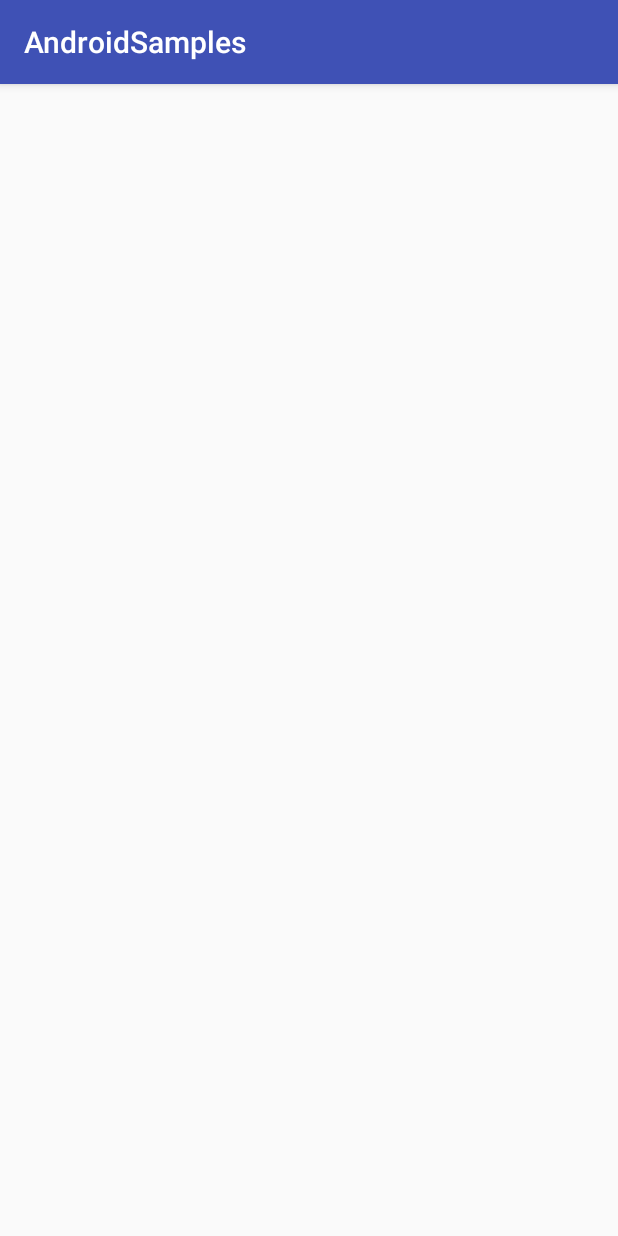
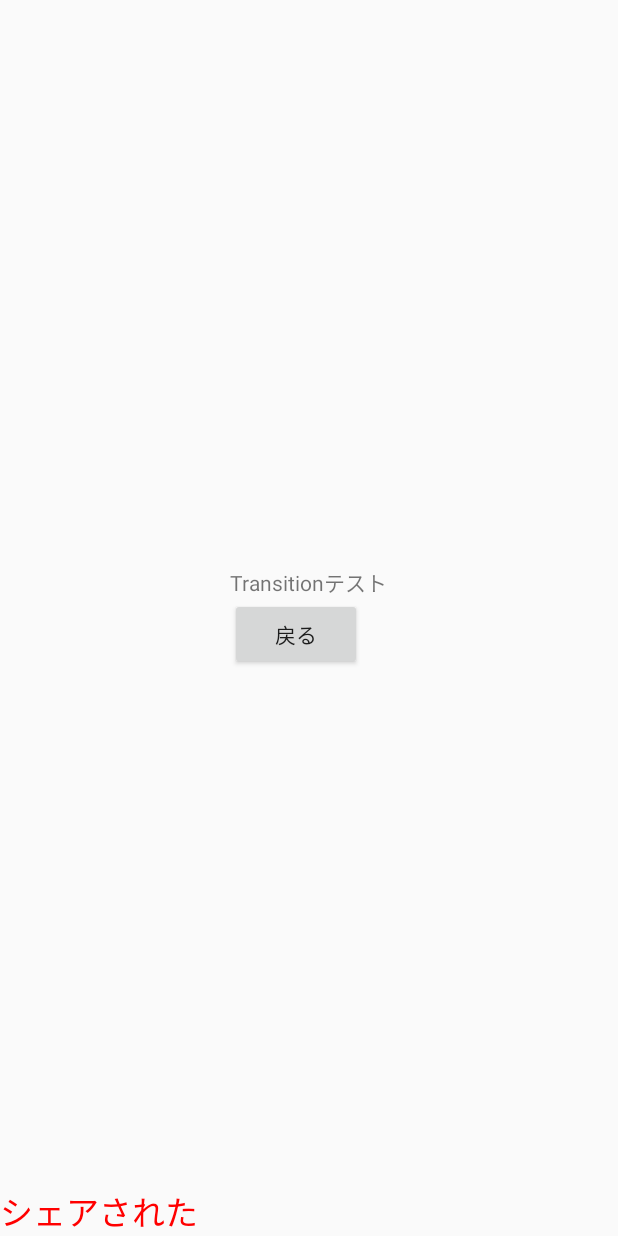
Before and after one commit to eda-ryo-kobayashi/AndroidSamples, an Android app: the ActivityTransitionTestOpenedActivity screen opened directly, with no data from a screen before it, on a phone screen of 412 x 824 dp. Run offline under Robolectric (Android 15) with nearby library versions, the phone set to English and light mode, and no system bars; our stand-ins replace data binding.

Commit message:
トランジションテスト追加

```diff
--- a/app/src/main/AndroidManifest.xml
+++ b/app/src/main/AndroidManifest.xml
@@ -47,9 +47,9 @@
         <activity android:name=".RevealAnimationShowActivity" android:theme="@style/TransparentTheme"/>
         <activity android:name=".MusicPlayerActivity"/>
         <activity android:name=".ActivityTransitionTestActivity"
-                  android:theme="@style/AppTheme.TransitionTest"/>
+                  android:theme="@style/TransitionTheme.Test"/>
         <activity android:name=".ActivityTransitionTestOpenedActivity"
-                  android:theme="@style/AppTheme.TransitionTestOpened"/>
+                  android:theme="@style/TransitionTheme.TestOpened"/>
 
         <service android:name=".customtabs.KeepAliveService"/>
 
--- a/app/src/main/java/com/eda/androidsamples/ActivityTransitionTestActivity.kt
+++ b/app/src/main/java/com/eda/androidsamples/ActivityTransitionTestActivity.kt
@@ -1,7 +1,10 @@
 package com.eda.androidsamples
 
+import android.content.Intent
 import android.databinding.DataBindingUtil
 import android.os.Bundle
+import android.support.v4.app.ActivityOptionsCompat
+import android.support.v4.view.ViewCompat
 import android.support.v7.app.AppCompatActivity
 import com.eda.androidsamples.databinding.ActivityActivityTransitionTestBinding
 
@@ -18,5 +21,15 @@ class ActivityTransitionTestActivity : AppCompatActivity() {
     override fun onCreate(savedInstanceState: Bundle?) {
         super.onCreate(savedInstanceState)
         binding = DataBindingUtil.setContentView(this, R.layout.activity_activity_transition_test)
+
+        binding.start.setOnClickListener {
+            val intent = Intent(this, ActivityTransitionTestOpenedActivity::class.java)
+            val options = ActivityOptionsCompat.makeSceneTransitionAnimation(this,
+                binding.sharedText, ViewCompat.getTransitionName(binding.sharedText)
+//                Pair(binding.sharedText, ViewCompat.getTransitionName(binding.sharedText)),
+//                Pair(binding.sharedText, ViewCompat.getTransitionName(binding.sharedText))
+            )
+            startActivity(intent, options.toBundle())
+        }
     }
 }
--- a/app/src/main/java/com/eda/androidsamples/ActivityTransitionTestOpenedActivity.kt
+++ b/app/src/main/java/com/eda/androidsamples/ActivityTransitionTestOpenedActivity.kt
@@ -2,6 +2,7 @@ package com.eda.androidsamples
 
 import android.databinding.DataBindingUtil
 import android.os.Bundle
+import android.support.v4.app.ActivityCompat
 import android.support.v7.app.AppCompatActivity
 import com.eda.androidsamples.databinding.ActivityActivityTransitionTestOpenedBinding
 
@@ -17,6 +18,14 @@ class ActivityTransitionTestOpenedActivity : AppCompatActivity() {
 
     override fun onCreate(savedInstanceState: Bundle?) {
         super.onCreate(savedInstanceState)
-        binding = DataBindingUtil.setContentView(this, R.layout.activity_activity_transition_test)
+        binding = DataBindingUtil.setContentView(this, R.layout.activity_activity_transition_test_opened)
+
+        binding.back.setOnClickListener {
+            ActivityCompat.finishAfterTransition(this)
+        }
     }
+
+//    override fun finish() {
+//        supportFinishAfterTransition()
+//    }
 }
--- a/app/src/main/res/layout/activity_activity_transition_test.xml
+++ b/app/src/main/res/layout/activity_activity_transition_test.xml
@@ -7,6 +7,24 @@
         android:layout_width="match_parent"
         android:layout_height="match_parent">
 
+        <TextView
+            android:layout_width="wrap_content"
+            android:layout_height="wrap_content"
+            android:text="Transitionテスト"/>
+
+        <TextView
+            android:id="@+id/shared_text"
+            android:layout_width="wrap_content"
+            android:layout_height="wrap_content"
+            android:text="シェアされるテキスト"
+            android:transitionName="@string/transition_shared_text"/>
+
+        <Button
+            android:id="@+id/start"
+            android:layout_width="wrap_content"
+            android:layout_height="wrap_content"
+            android:text="アニメーション開始"/>
+
     </LinearLayout>
 
 </layout>
--- a/app/src/main/res/layout/activity_activity_transition_test_opened.xml
+++ b/app/src/main/res/layout/activity_activity_transition_test_opened.xml
@@ -2,11 +2,41 @@
 <layout
     xmlns:android="http://schemas.android.com/apk/res/android">
 
-    <LinearLayout
-        android:orientation="vertical"
+    <RelativeLayout
         android:layout_width="match_parent"
         android:layout_height="match_parent">
 
-    </LinearLayout>
+        <TextView
+            android:id="@+id/shared_text"
+            android:layout_width="wrap_content"
+            android:layout_height="wrap_content"
+            android:textSize="22dp"
+            android:text="シェアされた"
+            android:textColor="#F00"
+            android:transitionName="@string/transition_shared_text"
+            android:layout_alignParentBottom="true"/>
+
+        <LinearLayout
+            android:orientation="vertical"
+            android:layout_width="wrap_content"
+            android:layout_height="wrap_content"
+            android:layout_centerInParent="true"
+            android:transitionGroup="true">
+
+            <TextView
+                android:id="@+id/title"
+                android:layout_width="wrap_content"
+                android:layout_height="wrap_content"
+                android:text="Transitionテスト"/>
+
+            <Button
+                android:id="@+id/back"
+                android:layout_width="wrap_content"
+                android:layout_height="wrap_content"
+                android:text="戻る"/>
+
+        </LinearLayout>
+
+    </RelativeLayout>
 
 </layout>
--- a/app/src/main/res/transition/opened_enter_transition.xml
+++ b/app/src/main/res/transition/opened_enter_transition.xml
@@ -1,4 +1,16 @@
 <?xml version="1.0" encoding="utf-8"?>
-<transitionSet xmlns:android="http://schemas.android.com/apk/res/android">
+<transitionSet xmlns:android="http://schemas.android.com/apk/res/android"
+    android:duration="@integer/transition_duration">
+
+    <fade>
+        <targets>
+            <target android:targetId="@+id/title"/>
+        </targets>
+    </fade>
+    <slide android:slideEdge="bottom">
+        <targets>
+            <target android:targetId="@+id/back"/>
+        </targets>
+    </slide>
 
 </transitionSet>
--- a/app/src/main/res/transition/opened_return_transition.xml
+++ b/app/src/main/res/transition/opened_return_transition.xml
@@ -1,4 +1,16 @@
 <?xml version="1.0" encoding="utf-8"?>
-<transitionSet xmlns:android="http://schemas.android.com/apk/res/android">
+<transitionSet xmlns:android="http://schemas.android.com/apk/res/android"
+               android:duration="@integer/transition_duration">
+
+    <fade>
+        <targets>
+            <target android:targetId="@+id/title"/>
+        </targets>
+    </fade>
+    <slide android:slideEdge="bottom">
+        <targets>
+            <target android:targetId="@+id/back"/>
+        </targets>
+    </slide>
 
 </transitionSet>
--- a/app/src/main/res/transition/opened_shared_element_enter_transition.xml
+++ b/app/src/main/res/transition/opened_shared_element_enter_transition.xml
@@ -1,4 +1,10 @@
 <?xml version="1.0" encoding="utf-8"?>
-<transitionSet xmlns:android="http://schemas.android.com/apk/res/android">
+<transitionSet xmlns:android="http://schemas.android.com/apk/res/android"
+               android:duration="@integer/transition_duration">
+
+    <changeBounds />
+    <changeTransform />
+    <changeClipBounds />
+    <changeImageTransform />
 
 </transitionSet>
--- a/app/src/main/res/transition/opened_shared_element_return_transition.xml
+++ b/app/src/main/res/transition/opened_shared_element_return_transition.xml
@@ -1,4 +1,10 @@
 <?xml version="1.0" encoding="utf-8"?>
-<transitionSet xmlns:android="http://schemas.android.com/apk/res/android">
+<transitionSet xmlns:android="http://schemas.android.com/apk/res/android"
+               android:duration="@integer/transition_duration">
+
+    <changeBounds />
+    <changeTransform />
+    <changeClipBounds />
+    <changeImageTransform />
 
 </transitionSet>
--- a/app/src/main/res/transition/transition_test_exit_transition.xml
+++ b/app/src/main/res/transition/transition_test_exit_transition.xml
@@ -1,4 +1,8 @@
 <?xml version="1.0" encoding="utf-8"?>
-<transitionSet xmlns:android="http://schemas.android.com/apk/res/android">
+<transitionSet xmlns:android="http://schemas.android.com/apk/res/android"
+               android:duration="@integer/transition_duration">
+
+    <fade/>
+    <slide android:slideEdge="top"/>
 
 </transitionSet>
--- a/app/src/main/res/transition/transition_test_reenter_transition.xml
+++ b/app/src/main/res/transition/transition_test_reenter_transition.xml
@@ -1,4 +1,8 @@
 <?xml version="1.0" encoding="utf-8"?>
-<transitionSet xmlns:android="http://schemas.android.com/apk/res/android">
+<transitionSet xmlns:android="http://schemas.android.com/apk/res/android"
+               android:duration="@integer/transition_duration">
+
+    <fade/>
+    <slide android:slideEdge="top"/>
 
 </transitionSet>
--- a/app/src/main/res/transition/transition_test_shared_element_exit_transition.xml
+++ b/app/src/main/res/transition/transition_test_shared_element_exit_transition.xml
@@ -1,4 +1,10 @@
 <?xml version="1.0" encoding="utf-8"?>
-<transitionSet xmlns:android="http://schemas.android.com/apk/res/android">
+<transitionSet xmlns:android="http://schemas.android.com/apk/res/android"
+               android:duration="@integer/transition_duration">
+
+    <changeBounds />
+    <changeTransform />
+    <changeClipBounds />
+    <changeImageTransform />
 
 </transitionSet>
--- a/app/src/main/res/transition/transition_test_shared_element_reenter_transition.xml
+++ b/app/src/main/res/transition/transition_test_shared_element_reenter_transition.xml
@@ -1,4 +1,10 @@
 <?xml version="1.0" encoding="utf-8"?>
-<transitionSet xmlns:android="http://schemas.android.com/apk/res/android">
+<transitionSet xmlns:android="http://schemas.android.com/apk/res/android"
+               android:duration="@integer/transition_duration">
+
+    <changeBounds />
+    <changeTransform />
+    <changeClipBounds />
+    <changeImageTransform />
 
 </transitionSet>
--- a/app/src/main/res/values-v21/styles.xml
+++ b/app/src/main/res/values-v21/styles.xml
@@ -1,7 +1,7 @@
 <?xml version="1.0" encoding="utf-8"?>
 <resources>
 
-    <style name="AppTheme.TransitionTest">
+    <style name="TransitionTheme.Test">
         <item name="android:windowExitTransition">
             @transition/transition_test_exit_transition
         </item>
@@ -16,7 +16,7 @@
         </item>
     </style>
 
-    <style name="AppTheme.TransitionTestOpened">
+    <style name="TransitionTheme.TestOpened">
         <item name="android:windowEnterTransition">
             @transition/opened_enter_transition
         </item>
--- a/app/src/main/res/values/integers.xml
+++ b/app/src/main/res/values/integers.xml
@@ -1,4 +1,6 @@
 <?xml version="1.0" encoding="utf-8"?>
 <resources>
     <integer name="slide_animation_speed">225</integer>
+
+    <integer name="transition_duration">400</integer>
 </resources>
--- a/app/src/main/res/values/strings.xml
+++ b/app/src/main/res/values/strings.xml
@@ -4,4 +4,7 @@
     <string name="user_id">ID : %s</string>
     <string name="user_name">名前 : %s</string>
     <string name="user_age">年齢 : %d</string>
+
+    <string name="transition_shared_text">shared_text</string>
+
 </resources>
--- a/app/src/main/res/values/styles.xml
+++ b/app/src/main/res/values/styles.xml
@@ -8,10 +8,16 @@
         <item name="colorAccent">@color/colorAccent</item>
     </style>
 
-    <style name="AppTheme.TransitionTest">
+    <style name="TransitionTheme" parent="Theme.AppCompat.Light.NoActionBar">
+        <item name="colorPrimary">@color/colorPrimary</item>
+        <item name="colorPrimaryDark">@color/colorPrimaryDark</item>
+        <item name="colorAccent">@color/colorAccent</item>
     </style>
 
-    <style name="AppTheme.TransitionTestOpened">
+    <style name="TransitionTheme.Test">
+    </style>
+
+    <style name="TransitionTheme.TestOpened">
     </style>
 
     <!-- 背景が透明の画面 -->
```
